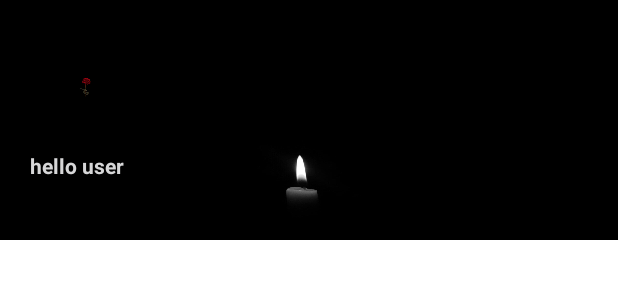
After one commit to aryankh77/todo, an Android app: the layout header.xml on its own in the app's theme, with its tools: preview values and no code run, on a phone screen of 412 x 824 dp. The commit adds this screen. Shown: the top 300 px of the screen. Run offline under Robolectric (Android 15) with nearby library versions, the phone set to English and light mode, and no system bars.

Commit message:
commit kole dwesign

```diff
--- /dev/null
+++ b/app/src/main/res/layout/header.xml
@@ -0,0 +1,24 @@
+<?xml version="1.0" encoding="utf-8"?>
+<LinearLayout
+    xmlns:android="http://schemas.android.com/apk/res/android"
+    android:orientation="vertical"
+    android:layout_width="match_parent"
+    android:layout_height="160dp"
+    android:background="@drawable/caldel"
+    android:padding="20dp">
+
+    <ImageView
+        android:src="@drawable/rose"
+        android:layout_width="75dp"
+        android:layout_height="75dp"
+         />
+
+    <TextView
+        android:layout_width="wrap_content"
+        android:layout_height="wrap_content"
+        android:text="hello user"
+        android:textColor="@color/white"
+        android:textStyle="bold"
+        android:layout_marginTop="5dp"/>
+
+</LinearLayout>
```
Also changed, not shown: app/src/main/java/com/example/home/todo_ap/Register.java (+9 -11 lines), app/src/main/res/layout/activity_home.xml (+32 -17 lines), app/src/main/res/layout/activity_task.xml (+11 -3 lines), app/src/main/res/drawable/caldel.jpg (added), app/src/main/res/drawable/rose.jpg (added).
